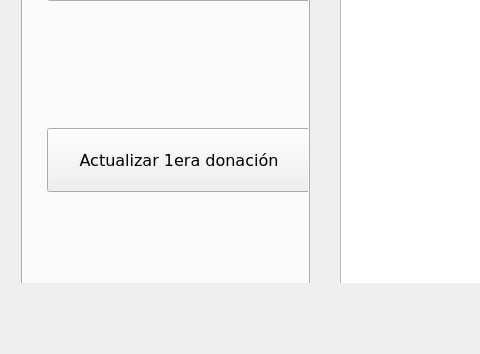
The window that Proyecto_Optativa/UfrmMain.ui (RedAlf121/ProyectoFicherosCpp) describes before a commit, drawn with Qt 5; both pictures show x 0 to 480 and y 246 to 600 of the 948 by 600 pixel window.
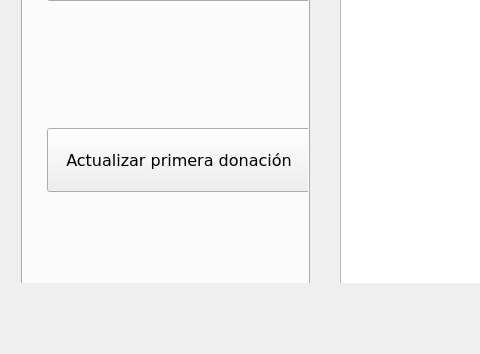
The same window after the commit. Icons and pictures are not drawn.

What changed in the file:
```diff
--- a/Proyecto_Optativa/UfrmMain.ui
+++ b/Proyecto_Optativa/UfrmMain.ui
@@ -336,7 +336,7 @@
                  <cursorShape>PointingHandCursor</cursorShape>
                 </property>
                 <property name="text">
-                 <string>Actualizar 1era donación</string>
+                 <string>Actualizar primera donación</string>
                 </property>
                 <property name="icon">
                  <iconset>
```
Left out of the diff: 8 changed lines with no effect on the pictures.
